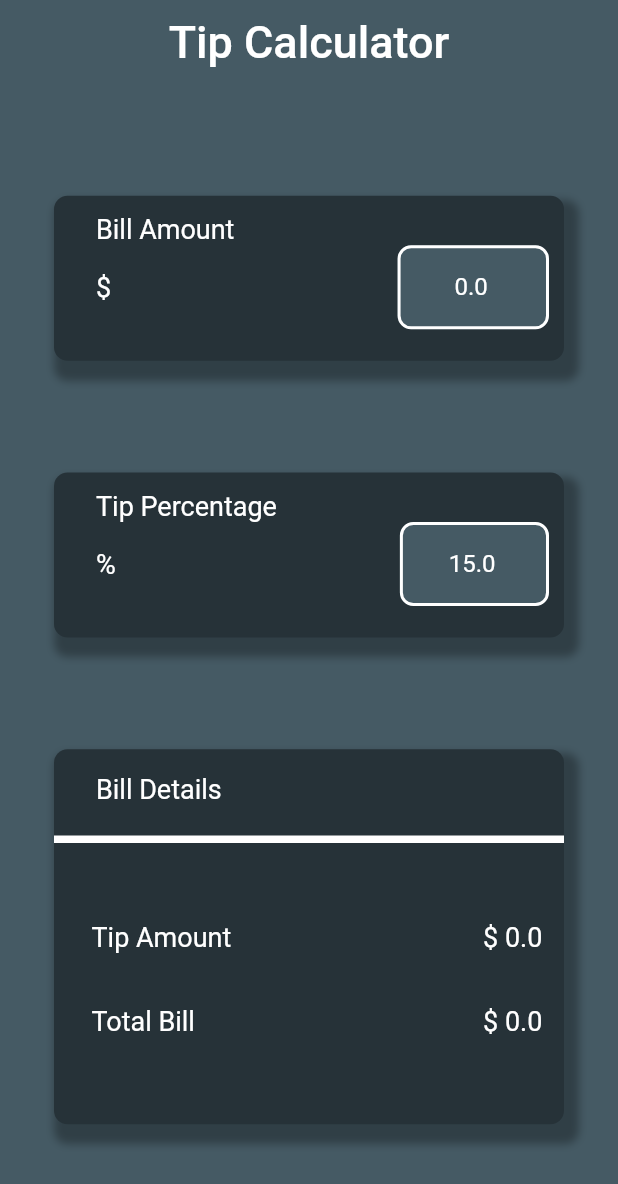
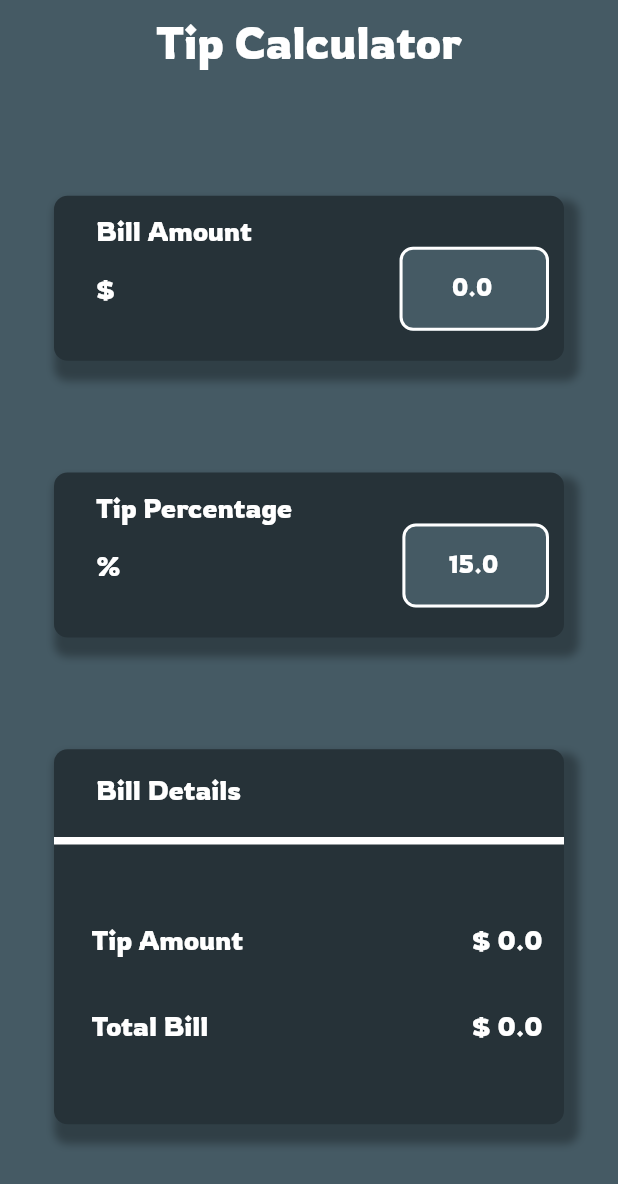
Before and after one commit to maazrk/tipcalc, a Flutter app: the screen it shows after launch, on a phone screen of 412 x 824 dp. Shown: the top 1184 px of the screen. Run offline on Flutter 3.47's test engine with Material 2 defaults, Android fonts, the phone set to English and light mode, and no system bars.

Commit message:
update font family

```diff
--- a/lib/main.dart
+++ b/lib/main.dart
@@ -19,7 +19,7 @@ class MyApp extends StatelessWidget {
           accentColor: const Color(0xff263238),
 
           // Define the default font family.
-          // fontFamily: 'Rowdies',
+          fontFamily: 'Rowdies',
 
           // Define the default TextTheme. Use this to specify the default
           textTheme: const TextTheme(
```
Also changed, not shown: pubspec.yaml (+8 -8 lines).
